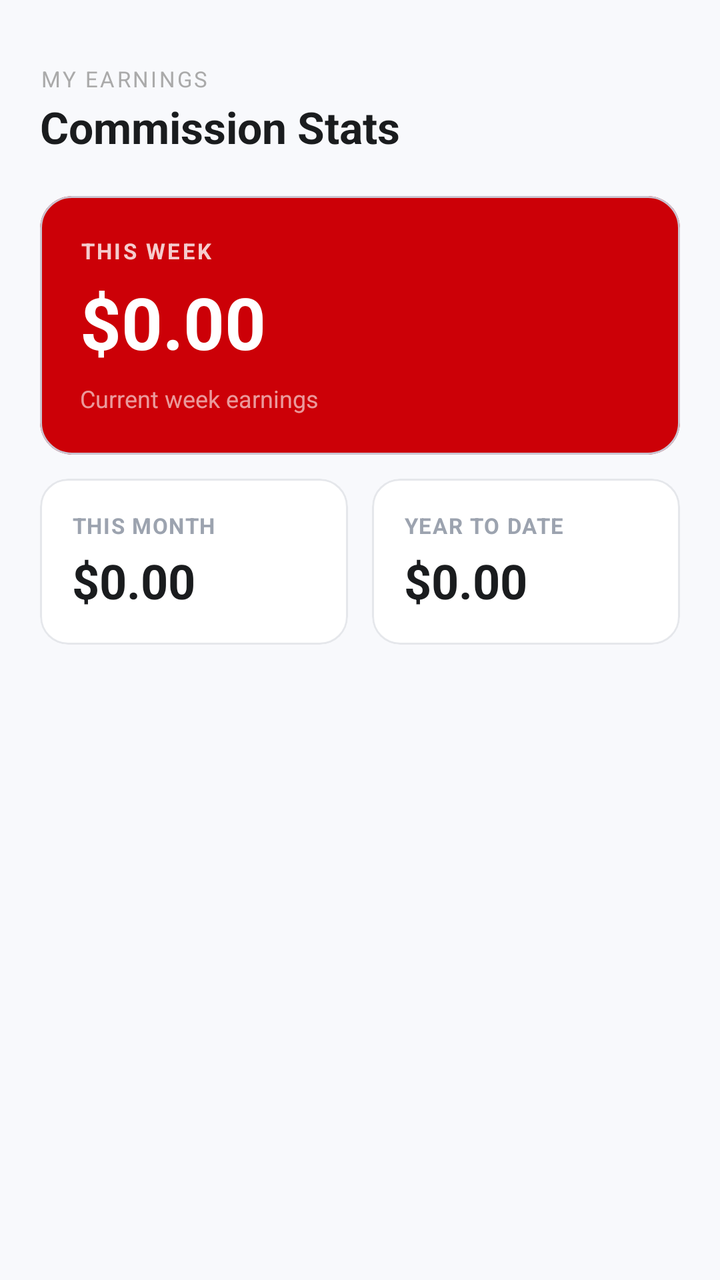
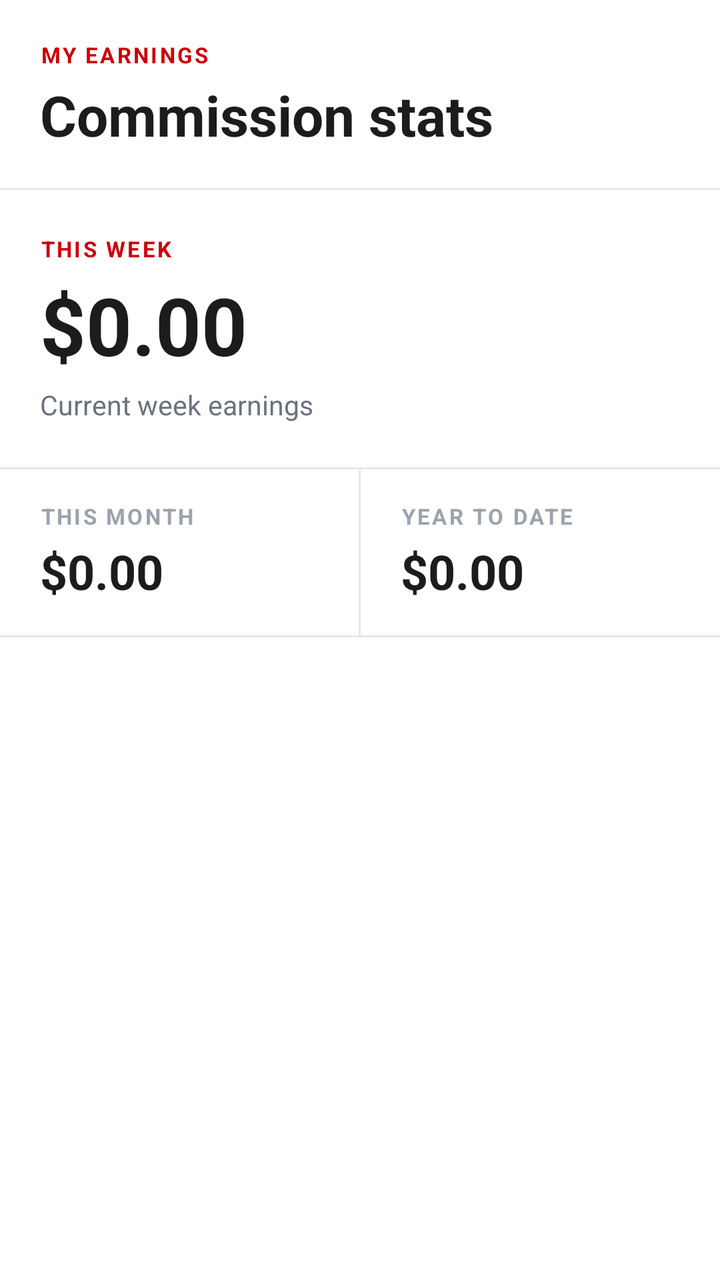

Two renders of the same Android screen: before a commit and after it. Below are the layout's source before the change and the commit's diff.
<!-- AndroidManifest.xml: application theme Theme.EmployeePOS2 -->
<!-- res/layout/fragment_commission.xml -->
<?xml version="1.0" encoding="utf-8"?>
<LinearLayout xmlns:android="http://schemas.android.com/apk/res/android"
    xmlns:app="http://schemas.android.com/apk/res-auto"
    android:layout_width="match_parent"
    android:layout_height="match_parent"
    android:orientation="vertical"
    android:background="#F8F9FC"
    android:padding="20dp">

    
    <TextView
        android:layout_width="wrap_content"
        android:layout_height="wrap_content"
        android:text="MY EARNINGS"
        android:textSize="11sp"
        android:letterSpacing="0.1"
        android:textColor="#AAAAAA"
        android:layout_marginTop="12dp" />

    <TextView
        android:layout_width="wrap_content"
        android:layout_height="wrap_content"
        android:text="Commission Stats"
        android:textSize="22sp"
        android:textStyle="bold"
        android:textColor="#1A1C1E"
        android:layout_marginTop="2dp"
        android:layout_marginBottom="20dp" />

    
    <com.google.android.material.card.MaterialCardView
        android:layout_width="match_parent"
        android:layout_height="wrap_content"
        android:layout_marginBottom="12dp"
        app:cardBackgroundColor="#CC0007"
        app:cardCornerRadius="16dp"
        app:cardElevation="0dp">

        <LinearLayout
            android:layout_width="match_parent"
            android:layout_height="wrap_content"
            android:orientation="vertical"
            android:padding="20dp">

            <TextView
                android:layout_width="wrap_content"
                android:layout_height="wrap_content"
                android:text="THIS WEEK"
                android:textColor="#CCFFFFFF"
                android:textSize="11sp"
                android:textStyle="bold"
                android:letterSpacing="0.1" />

            <TextView
                android:id="@+id/tvCommWeekly"
                android:layout_width="wrap_content"
                android:layout_height="wrap_content"
                android:text="$0.00"
                android:textColor="#FFFFFF"
                android:textSize="36sp"
                android:textStyle="bold"
                android:layout_marginTop="4dp" />

            <TextView
                android:layout_width="wrap_content"
                android:layout_height="wrap_content"
                android:text="Current week earnings"
                android:textColor="#99FFFFFF"
                android:textSize="12sp"
                android:layout_marginTop="6dp" />
        </LinearLayout>
    </com.google.android.material.card.MaterialCardView>

    
    <LinearLayout
        android:layout_width="match_parent"
        android:layout_height="wrap_content"
        android:orientation="horizontal">

        <com.google.android.material.card.MaterialCardView
            android:layout_width="0dp"
            android:layout_height="wrap_content"
            android:layout_weight="1"
            android:layout_marginEnd="6dp"
            app:cardBackgroundColor="#FFFFFF"
            app:cardCornerRadius="14dp"
            app:cardElevation="0dp"
            app:strokeWidth="1dp"
            app:strokeColor="#E5E7EB">

            <LinearLayout
                android:layout_width="match_parent"
                android:layout_height="wrap_content"
                android:orientation="vertical"
                android:padding="16dp">

                <TextView
                    android:layout_width="wrap_content"
                    android:layout_height="wrap_content"
                    android:text="THIS MONTH"
                    android:textColor="#9CA3AF"
                    android:textSize="11sp"
                    android:textStyle="bold"
                    android:letterSpacing="0.05" />

                <TextView
                    android:id="@+id/tvCommMonthly"
                    android:layout_width="wrap_content"
                    android:layout_height="wrap_content"
                    android:text="$0.00"
                    android:textColor="#1A1C1E"
                    android:textSize="24sp"
                    android:textStyle="bold"
                    android:layout_marginTop="4dp" />
            </LinearLayout>
        </com.google.android.material.card.MaterialCardView>

        <com.google.android.material.card.MaterialCardView
            android:layout_width="0dp"
            android:layout_height="wrap_content"
            android:layout_weight="1"
            android:layout_marginStart="6dp"
            app:cardBackgroundColor="#FFFFFF"
            app:cardCornerRadius="14dp"
            app:cardElevation="0dp"
            app:strokeWidth="1dp"
            app:strokeColor="#E5E7EB">

            <LinearLayout
                android:layout_width="match_parent"
                android:layout_height="wrap_content"
                android:orientation="vertical"
                android:padding="16dp">

                <TextView
                    android:layout_width="wrap_content"
                    android:layout_height="wrap_content"
                    android:text="YEAR TO DATE"
                    android:textColor="#9CA3AF"
                    android:textSize="11sp"
                    android:textStyle="bold"
                    android:letterSpacing="0.05" />

                <TextView
                    android:id="@+id/tvCommYTD"
                    android:layout_width="wrap_content"
                    android:layout_height="wrap_content"
                    android:text="$0.00"
                    android:textColor="#1A1C1E"
                    android:textSize="24sp"
                    android:textStyle="bold"
                    android:layout_marginTop="4dp" />
            </LinearLayout>
        </com.google.android.material.card.MaterialCardView>

    </LinearLayout>

</LinearLayout>
<!-- resources referenced by this layout -->
<resources>
  <style name="Theme.EmployeePOS2" parent="Base.Theme.EmployeePOS2" />
  <style name="Base.Theme.EmployeePOS2" parent="Theme.Material3.DayNight.NoActionBar">
          
          
      </style>
</resources>

<!-- the commit's change to res/layout/fragment_commission.xml (unified diff, before → after) -->
@@ -1,158 +1,170 @@
 <?xml version="1.0" encoding="utf-8"?>
-<LinearLayout xmlns:android="http://schemas.android.com/apk/res/android"
+<ScrollView xmlns:android="http://schemas.android.com/apk/res/android"
     xmlns:app="http://schemas.android.com/apk/res-auto"
+    xmlns:tools="http://schemas.android.com/tools"
     android:layout_width="match_parent"
     android:layout_height="match_parent"
-    android:orientation="vertical"
-    android:background="#F8F9FC"
-    android:padding="20dp">
+    android:background="#FFFFFF"
+    android:fillViewport="true">
 
-    
-    <TextView
-        android:layout_width="wrap_content"
-        android:layout_height="wrap_content"
-        android:text="MY EARNINGS"
-        android:textSize="11sp"
-        android:letterSpacing="0.1"
-        android:textColor="#AAAAAA"
-        android:layout_marginTop="12dp" />
-
-    <TextView
-        android:layout_width="wrap_content"
-        android:layout_height="wrap_content"
-        android:text="Commission Stats"
-        android:textSize="22sp"
-        android:textStyle="bold"
-        android:textColor="#1A1C1E"
-        android:layout_marginTop="2dp"
-        android:layout_marginBottom="20dp" />
-
-    
-    <com.google.android.material.card.MaterialCardView
+    <LinearLayout
         android:layout_width="match_parent"
         android:layout_height="wrap_content"
-        android:layout_marginBottom="12dp"
-        app:cardBackgroundColor="#CC0007"
-        app:cardCornerRadius="16dp"
-        app:cardElevation="0dp">
+        android:orientation="vertical">
+
+        <LinearLayout
+            android:layout_width="match_parent"
+            android:layout_height="wrap_content"
+            android:gravity="center_vertical"
+            android:orientation="horizontal"
+            android:paddingHorizontal="20dp"
+            android:paddingTop="20dp"
+            android:paddingBottom="18dp">
+
+            <LinearLayout
+                android:layout_width="0dp"
+                android:layout_height="wrap_content"
+                android:layout_weight="1"
+                android:orientation="vertical">
+
+                <TextView
+                    android:layout_width="wrap_content"
+                    android:layout_height="wrap_content"
+                    android:letterSpacing="0.1"
+                    android:text="MY EARNINGS"
+                    android:textColor="#CC0007"
+                    android:textSize="11sp"
+                    android:textStyle="bold" />
+
+                <TextView
+                    android:layout_width="match_parent"
+                    android:layout_height="wrap_content"
+                    android:layout_marginTop="4dp"
+                    android:text="Commission stats"
+                    android:textColor="#1A1C1E"
+                    android:textSize="28sp"
+                    android:textStyle="bold" />
+            </LinearLayout>
+        </LinearLayout>
+
+        <View
+            android:layout_width="match_parent"
+            android:layout_height="1dp"
+            android:background="#E5E7EB" />
 
         <LinearLayout
             android:layout_width="match_parent"
             android:layout_height="wrap_content"
             android:orientation="vertical"
-            android:padding="20dp">
+            android:paddingHorizontal="20dp"
+            android:paddingVertical="22dp">
 
             <TextView
                 android:layout_width="wrap_content"
                 android:layout_height="wrap_content"
+                android:letterSpacing="0.1"
                 android:text="THIS WEEK"
-                android:textColor="#CCFFFFFF"
+                android:textColor="#CC0007"
                 android:textSize="11sp"
-                android:textStyle="bold"
-                android:letterSpacing="0.1" />
+                android:textStyle="bold" />
 
             <TextView
                 android:id="@+id/tvCommWeekly"
                 android:layout_width="wrap_content"
                 android:layout_height="wrap_content"
+                android:layout_marginTop="4dp"
                 android:text="$0.00"
-                android:textColor="#FFFFFF"
-                android:textSize="36sp"
-                android:textStyle="bold"
-                android:layout_marginTop="4dp" />
+                android:textColor="#1A1C1E"
+                android:textSize="40sp"
+                android:textStyle="bold" />
 
             <TextView
                 android:layout_width="wrap_content"
                 android:layout_height="wrap_content"
+                android:layout_marginTop="4dp"
                 android:text="Current week earnings"
-                android:textColor="#99FFFFFF"
-                android:textSize="12sp"
-                android:layout_marginTop="6dp" />
+                android:textColor="#6B7280"
+                android:textSize="13.5sp" />
         </LinearLayout>
-    </com.google.android.material.card.MaterialCardView>
 
-    
-    <LinearLayout
-        android:layout_width="match_parent"
-        android:layout_height="wrap_content"
-        android:orientation="horizontal">
+        <View
+            android:layout_width="match_parent"
+            android:layout_height="1dp"
+            android:background="#E5E7EB" />
 
-        <com.google.android.material.card.MaterialCardView
-            android:layout_width="0dp"
+        <LinearLayout
+            android:layout_width="match_parent"
             android:layout_height="wrap_content"
-            android:layout_weight="1"
-            android:layout_marginEnd="6dp"
-            app:cardBackgroundColor="#FFFFFF"
-            app:cardCornerRadius="14dp"
-            app:cardElevation="0dp"
-            app:strokeWidth="1dp"
-            app:strokeColor="#E5E7EB">
+            android:baselineAligned="false"
+            android:orientation="horizontal">
 
             <LinearLayout
-                android:layout_width="match_parent"
+                android:layout_width="0dp"
                 android:layout_height="wrap_content"
+                android:layout_weight="1"
                 android:orientation="vertical"
-                android:padding="16dp">
+                android:paddingHorizontal="20dp"
+                android:paddingVertical="16dp">
 
                 <TextView
                     android:layout_width="wrap_content"
                     android:layout_height="wrap_content"
+                    android:letterSpacing="0.1"
                     android:text="THIS MONTH"
                     android:textColor="#9CA3AF"
                     android:textSize="11sp"
-                    android:textStyle="bold"
-                    android:letterSpacing="0.05" />
+                    android:textStyle="bold" />
 
                 <TextView
                     android:id="@+id/tvCommMonthly"
                     android:layout_width="wrap_content"
                     android:layout_height="wrap_content"
+                    android:layout_marginTop="4dp"
                     android:text="$0.00"
                     android:textColor="#1A1C1E"
                     android:textSize="24sp"
-                    android:textStyle="bold"
-                    android:layout_marginTop="4dp" />
+                    android:textStyle="bold" />
             </LinearLayout>
-        </com.google.android.material.card.MaterialCardView>
 
-        <com.google.android.material.card.MaterialCardView
-            android:layout_width="0dp"
-            android:layout_height="wrap_content"
-            android:layout_weight="1"
-            android:layout_marginStart="6dp"
-            app:cardBackgroundColor="#FFFFFF"
-            app:cardCornerRadius="14dp"
-            app:cardElevation="0dp"
-            app:strokeWidth="1dp"
-            app:strokeColor="#E5E7EB">
+            <View
+                android:layout_width="1dp"
+                android:layout_height="match_parent"
+                android:background="#E5E7EB" />
 
             <LinearLayout
-                android:layout_width="match_parent"
+                android:layout_width="0dp"
                 android:layout_height="wrap_content"
+                android:layout_weight="1"
                 android:orientation="vertical"
-                android:padding="16dp">
+                android:paddingHorizontal="20dp"
+                android:paddingVertical="16dp">
 
                 <TextView
                     android:layout_width="wrap_content"
                     android:layout_height="wrap_content"
+                    android:letterSpacing="0.1"
                     android:text="YEAR TO DATE"
                     android:textColor="#9CA3AF"
                     android:textSize="11sp"
-                    android:textStyle="bold"
-                    android:letterSpacing="0.05" />
+                    android:textStyle="bold" />
 
                 <TextView
                     android:id="@+id/tvCommYTD"
                     android:layout_width="wrap_content"
                     android:layout_height="wrap_content"
+                    android:layout_marginTop="4dp"
                     android:text="$0.00"
                     android:textColor="#1A1C1E"
                     android:textSize="24sp"
-                    android:textStyle="bold"
-                    android:layout_marginTop="4dp" />
+                    android:textStyle="bold" />
             </LinearLayout>
-        </com.google.android.material.card.MaterialCardView>
+
+        </LinearLayout>
+
+        <View
+            android:layout_width="match_parent"
+            android:layout_height="1dp"
+            android:background="#E5E7EB" />
 
     </LinearLayout>
-
-</LinearLayout>
+</ScrollView>
<!-- resource entries referenced after the edit -->
@@ -3,7 +3,15 @@
   <style name="Theme.EmployeePOS2" parent="Base.Theme.EmployeePOS2" />
   <style name="Base.Theme.EmployeePOS2" parent="Theme.Material3.DayNight.NoActionBar">
           
-          
+          <item name="colorPrimary">#CC0007</item>
+          <item name="colorOnPrimary">#FFFFFF</item>
+          <item name="colorPrimaryContainer">#FEE2E2</item>
+          <item name="colorOnPrimaryContainer">#CC0007</item>
+          <item name="colorSecondary">#CC0007</item>
+          <item name="colorSecondaryContainer">#FEE2E2</item>
+          <item name="colorOnSecondaryContainer">#CC0007</item>
+          <item name="colorSurface">#FFFFFF</item>
+          <item name="android:windowBackground">#FFFFFF</item>
       </style>
 </resources>
 
